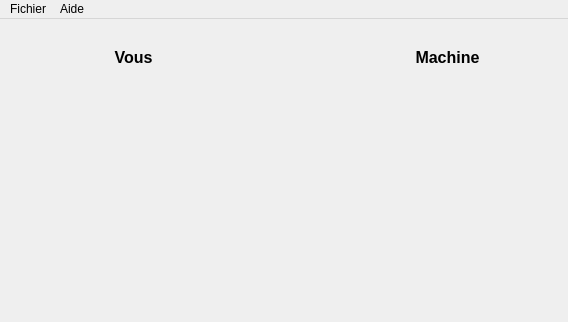
Above: chifoumi.ui from ThomasXAT/Chifoumi before the change; both pictures show x 0 to 568 and y 0 to 322 of the 568 by 565 pixel window. Below: the same form after it.
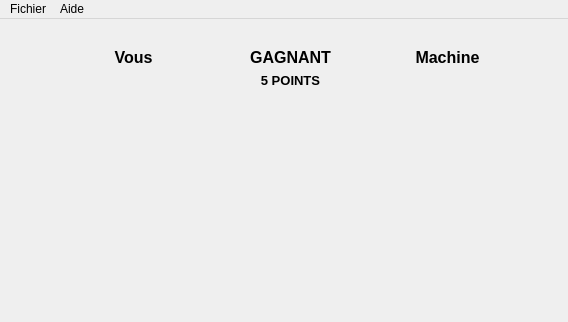
That is the form after the change. Icons and pictures are not drawn.

Commit message: Jeu en X points

The edit to the form file:
```diff
--- a/chifoumi.ui
+++ b/chifoumi.ui
@@ -66,7 +66,7 @@
        <layout class="QVBoxLayout" name="verticalLayout">
         <item>
          <layout class="QGridLayout" name="gridLayout">
-          <item row="4" column="2">
+          <item row="5" column="2">
            <spacer name="verticalSpacer_2">
             <property name="orientation">
              <enum>Qt::Vertical</enum>
@@ -79,16 +79,6 @@
             </property>
            </spacer>
           </item>
-          <item row="2" column="0">
-           <widget class="QLabel" name="scoreJoueur">
-            <property name="enabled">
-             <bool>true</bool>
-            </property>
-            <property name="text">
-             <string>&lt;html&gt;&lt;head/&gt;&lt;body&gt;&lt;p align=&quot;center&quot;&gt;&lt;br/&gt;&lt;/p&gt;&lt;/body&gt;&lt;/html&gt;</string>
-            </property>
-           </widget>
-          </item>
           <item row="1" column="0">
            <widget class="QLabel" name="nomJoueur">
             <property name="text">
@@ -96,7 +86,7 @@
             </property>
            </widget>
           </item>
-          <item row="3" column="0">
+          <item row="4" column="0">
            <widget class="QLabel" name="coupJoueur">
             <property name="minimumSize">
              <size>
@@ -118,71 +108,7 @@
             </property>
            </widget>
           </item>
-          <item row="3" column="4">
-           <widget class="QLabel" name="coupMachine">
-            <property name="minimumSize">
-             <size>
-              <width>111</width>
-              <height>110</height>
-             </size>
-            </property>
-            <property name="maximumSize">
-             <size>
-              <width>111</width>
-              <height>110</height>
-             </size>
-            </property>
-            <property name="text">
-             <string/>
-            </property>
-            <property name="pixmap">
-             <pixmap resource="ressourcesChifoumi.qrc">:/chifoumi/images (1)/images/rien.gif</pixmap>
-            </property>
-           </widget>
-          </item>
-          <item row="3" column="3">
-           <spacer name="horizontalSpacer_4">
-            <property name="orientation">
-             <enum>Qt::Horizontal</enum>
-            </property>
-            <property name="sizeHint" stdset="0">
-             <size>
-              <width>40</width>
-              <height>20</height>
-             </size>
-            </property>
-           </spacer>
-          </item>
-          <item row="3" column="1">
-           <spacer name="horizontalSpacer_5">
-            <property name="orientation">
-             <enum>Qt::Horizontal</enum>
-            </property>
-            <property name="sizeHint" stdset="0">
-             <size>
-              <width>40</width>
-              <height>20</height>
-             </size>
-            </property>
-           </spacer>
-          </item>
-          <item row="2" column="2">
-           <spacer name="verticalSpacer">
-            <property name="orientation">
-             <enum>Qt::Vertical</enum>
-            </property>
-            <property name="sizeType">
-             <enum>QSizePolicy::Maximum</enum>
-            </property>
-            <property name="sizeHint" stdset="0">
-             <size>
-              <width>20</width>
-              <height>40</height>
-             </size>
-            </property>
-           </spacer>
-          </item>
-          <item row="3" column="2">
+          <item row="4" column="2">
            <widget class="QLabel" name="affichageEpee">
             <property name="minimumSize">
              <size>
@@ -204,13 +130,38 @@
             </property>
            </widget>
           </item>
-          <item row="2" column="4">
-           <widget class="QLabel" name="scoreMachine">
+          <item row="3" column="0">
+           <widget class="QLabel" name="scoreJoueur">
+            <property name="enabled">
+             <bool>true</bool>
+            </property>
             <property name="text">
              <string>&lt;html&gt;&lt;head/&gt;&lt;body&gt;&lt;p align=&quot;center&quot;&gt;&lt;br/&gt;&lt;/p&gt;&lt;/body&gt;&lt;/html&gt;</string>
             </property>
            </widget>
           </item>
+          <item row="4" column="4">
+           <widget class="QLabel" name="coupMachine">
+            <property name="minimumSize">
+             <size>
+              <width>111</width>
+              <height>110</height>
+             </size>
+            </property>
+            <property name="maximumSize">
+             <size>
+              <width>111</width>
+              <height>110</height>
+             </size>
+            </property>
+            <property name="text">
+             <string/>
+            </property>
+            <property name="pixmap">
+             <pixmap resource="ressourcesChifoumi.qrc">:/chifoumi/images (1)/images/rien.gif</pixmap>
+            </property>
+           </widget>
+          </item>
           <item row="1" column="4">
            <widget class="QLabel" name="nomMachine">
             <property name="text">
@@ -218,6 +169,62 @@
             </property>
            </widget>
           </item>
+          <item row="1" column="2">
+           <widget class="QLabel" name="Gagnant">
+            <property name="text">
+             <string>&lt;html&gt;&lt;head/&gt;&lt;body&gt;&lt;p align=&quot;center&quot;&gt;&lt;span style=&quot; font-size:12pt; font-weight:600;&quot;&gt;GAGNANT&lt;/span&gt;&lt;/p&gt;&lt;/body&gt;&lt;/html&gt;</string>
+            </property>
+           </widget>
+          </item>
+          <item row="4" column="3">
+           <spacer name="horizontalSpacer_4">
+            <property name="orientation">
+             <enum>Qt::Horizontal</enum>
+            </property>
+            <property name="sizeHint" stdset="0">
+             <size>
+              <width>40</width>
+              <height>20</height>
+             </size>
+            </property>
+           </spacer>
+          </item>
+          <item row="3" column="2">
+           <spacer name="verticalSpacer">
+            <property name="orientation">
+             <enum>Qt::Vertical</enum>
+            </property>
+            <property name="sizeType">
+             <enum>QSizePolicy::Maximum</enum>
+            </property>
+            <property name="sizeHint" stdset="0">
+             <size>
+              <width>20</width>
+              <height>40</height>
+             </size>
+            </property>
+           </spacer>
+          </item>
+          <item row="4" column="1">
+           <spacer name="horizontalSpacer_5">
+            <property name="orientation">
+             <enum>Qt::Horizontal</enum>
+            </property>
+            <property name="sizeHint" stdset="0">
+             <size>
+              <width>40</width>
+              <height>20</height>
+             </size>
+            </property>
+           </spacer>
+          </item>
+          <item row="3" column="4">
+           <widget class="QLabel" name="scoreMachine">
+            <property name="text">
+             <string>&lt;html&gt;&lt;head/&gt;&lt;body&gt;&lt;p align=&quot;center&quot;&gt;&lt;br/&gt;&lt;/p&gt;&lt;/body&gt;&lt;/html&gt;</string>
+            </property>
+           </widget>
+          </item>
           <item row="0" column="2">
            <spacer name="verticalSpacer_3">
             <property name="orientation">
@@ -234,6 +241,13 @@
             </property>
            </spacer>
           </item>
+          <item row="2" column="2">
+           <widget class="QLabel" name="pointsPartie">
+            <property name="text">
+             <string>&lt;html&gt;&lt;head/&gt;&lt;body&gt;&lt;p align=&quot;center&quot;&gt;&lt;span style=&quot; font-size:10pt; font-weight:600;&quot;&gt;5 POINTS&lt;/span&gt;&lt;/p&gt;&lt;/body&gt;&lt;/html&gt;</string>
+            </property>
+           </widget>
+          </item>
          </layout>
         </item>
         <item>
```
The commit also changes 4 other files.
